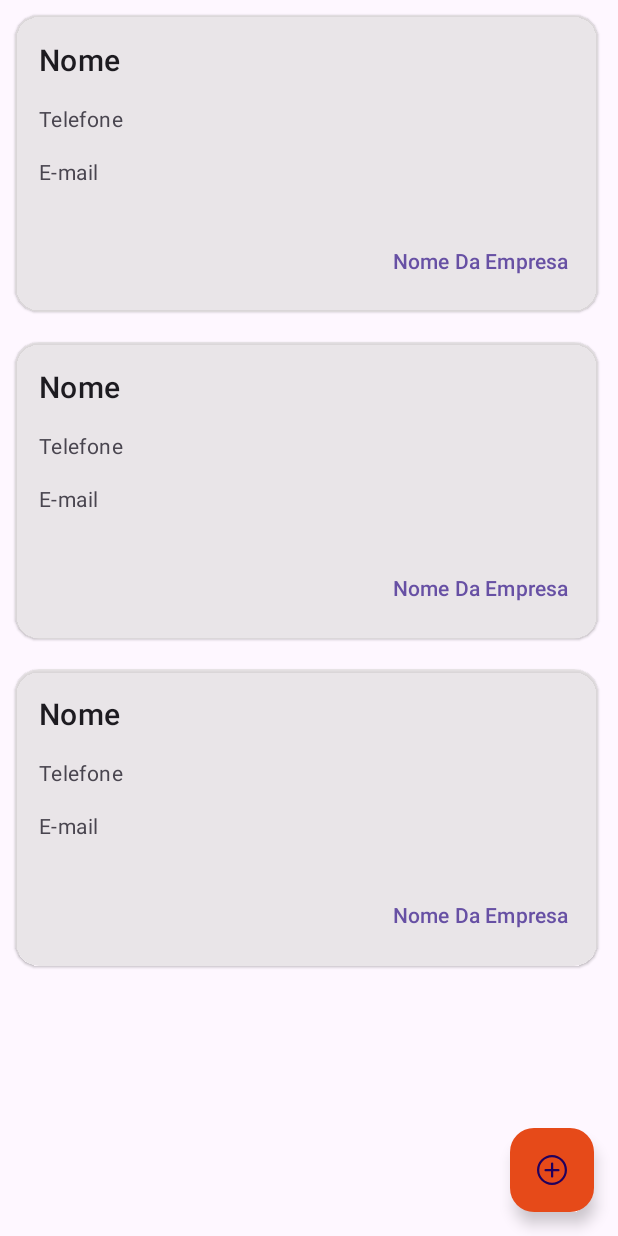
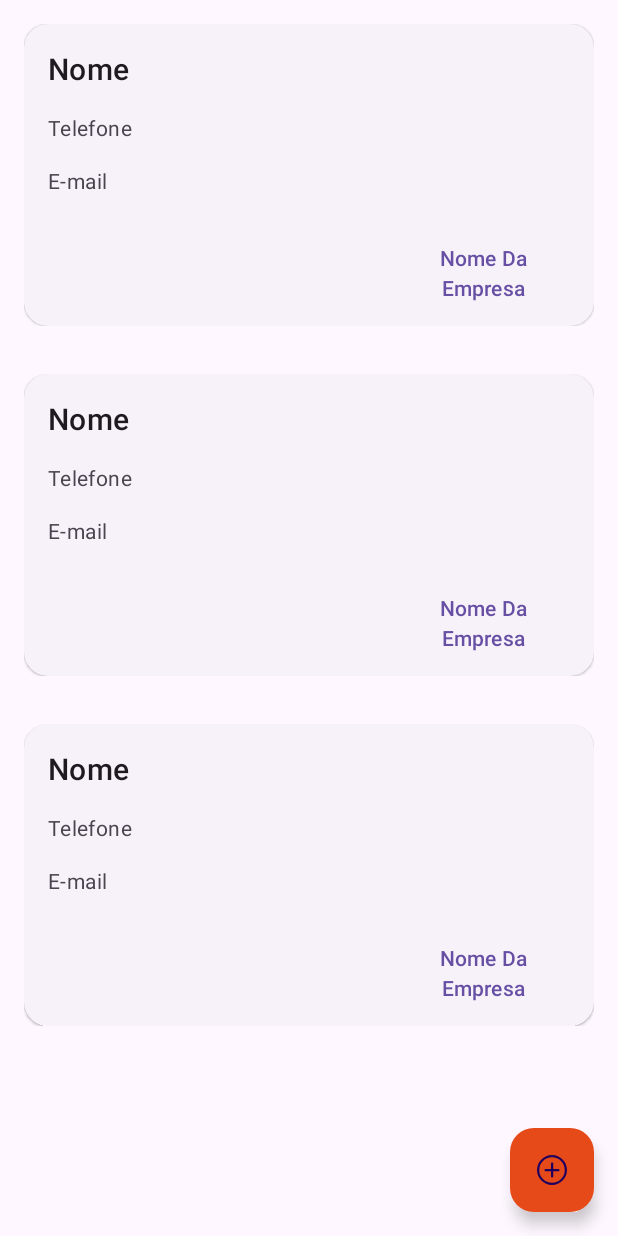
Before and after one commit to JorgeTranin/BusinessCard, an Android app: the layout activity_main.xml on its own in the app's theme, with its tools: preview values and no code run, on a phone screen of 412 x 824 dp. Run offline under Robolectric (Android 15) with nearby library versions, the phone set to English and light mode, and no system bars.

Commit message:
Implementação da documentação do app, configurações finais de persistencia de dados e melhoria nos Layouts

```diff
--- a/app/src/main/java/com/jorgetranin/businesscard/App.kt
+++ b/app/src/main/java/com/jorgetranin/businesscard/App.kt
@@ -5,6 +5,6 @@ import com.jorgetranin.businesscard.data.AppDatabase
 import com.jorgetranin.businesscard.data.CardRepository
 
 class App: Application() {
-    val database by lazy { AppDatabase.getDatabase(this) }
-    val repository by lazy { CardRepository(database.userDao()) }
+    val database by lazy { AppDatabase.getInstance(this) }
+    val repository by lazy { CardRepository(database.cardDao()) }
 }
--- a/app/src/main/java/com/jorgetranin/businesscard/data/Card.kt
+++ b/app/src/main/java/com/jorgetranin/businesscard/data/Card.kt
@@ -5,7 +5,7 @@ import androidx.room.PrimaryKey
 
 @Entity
 data class Card(
-    @PrimaryKey (autoGenerate = true) val id:Int = 0,
+    @PrimaryKey(autoGenerate = true) val id: Int = 0,
     val nome: String,
     val empresa: String,
     val telefone: String,
--- a/app/src/main/java/com/jorgetranin/businesscard/data/CardDao.kt
+++ b/app/src/main/java/com/jorgetranin/businesscard/data/CardDao.kt
@@ -4,6 +4,7 @@ import androidx.lifecycle.LiveData
 import androidx.room.Dao
 import androidx.room.Delete
 import androidx.room.Insert
+import androidx.room.OnConflictStrategy
 import androidx.room.Query
 
 @Dao
@@ -12,10 +13,10 @@ interface CardDao {
     @Query("SELECT * FROM Card")
     fun getAll(): LiveData<List<Card>>
 
-    @Insert
+    @Insert(onConflict = OnConflictStrategy.REPLACE)
     suspend fun insert(card: Card)
 
     @Delete
-    fun delete(user: Card)
+    fun delete(card: Card)
 
 }
--- a/app/src/main/java/com/jorgetranin/businesscard/ui/MainViewModel.kt
+++ b/app/src/main/java/com/jorgetranin/businesscard/ui/MainViewModel.kt
@@ -12,6 +12,7 @@ class MainViewModel(private val cardRepository: CardRepository): ViewModel() {
     fun insert(card: Card){
         cardRepository.insert(card)
     }
+
 
     fun getAll(): LiveData<List<Card>>{
         return cardRepository.getAll()
--- a/app/src/main/res/layout/activity_main.xml
+++ b/app/src/main/res/layout/activity_main.xml
@@ -7,6 +7,7 @@
     tools:context=".ui.MainActivity">
 
     <androidx.recyclerview.widget.RecyclerView
+        android:id="@+id/rv_cards"
         android:layout_width="match_parent"
         android:layout_height="match_parent"
         app:layout_constraintEnd_toEndOf="parent"
--- a/app/src/main/res/layout/item_card.xml
+++ b/app/src/main/res/layout/item_card.xml
@@ -3,21 +3,20 @@
     xmlns:app="http://schemas.android.com/apk/res-auto"
     android:layout_width="match_parent"
     android:layout_height="wrap_content"
-    android:orientation="horizontal">
+    android:layout_margin="16dp"
+    android:orientation="vertical">
 
 
     <com.google.android.material.card.MaterialCardView
-        android:id="@+id/cv_item_news"
+        android:id="@+id/cv_item_card"
         style="@style/Widget.Material3.CardView.Elevated"
-        android:layout_width="wrap_content"
+        android:layout_width="match_parent"
         android:layout_height="wrap_content"
-        android:layout_margin="10dp"
-        app:cardCornerRadius="16dp"
-        android:backgroundTint="#A9DFDDDD"
+        android:clickable="true"
         android:elevation="8dp"
         android:focusable="true"
-        android:clickable="true"
         android:foreground="?android:attr/selectableItemBackground"
+        app:cardCornerRadius="16dp"
         app:layout_constraintEnd_toEndOf="parent"
         app:layout_constraintStart_toStartOf="parent"
         app:layout_constraintTop_toTopOf="parent">
@@ -35,14 +34,14 @@
 
                 <!-- Title, secondary and supporting text -->
                 <TextView
-                    android:id="@+id/tv_title_new"
+                    android:id="@+id/tv_nome"
                     android:layout_width="wrap_content"
                     android:layout_height="wrap_content"
                     android:text="@string/name"
                     android:textAppearance="?attr/textAppearanceHeadline6" />
 
                 <TextView
-                    android:id="@+id/tv_descripition"
+                    android:id="@+id/tv_telefone"
                     android:layout_width="wrap_content"
                     android:layout_height="wrap_content"
                     android:layout_marginTop="16dp"
@@ -51,7 +50,7 @@
                     android:textColor="?android:attr/textColorSecondary" />
 
                 <TextView
-                    android:id="@+id/tv_text_new"
+                    android:id="@+id/tv_email"
                     android:layout_width="wrap_content"
                     android:layout_height="wrap_content"
                     android:layout_marginTop="16dp"
@@ -70,7 +69,7 @@
                 android:orientation="horizontal">
 
                 <TextView
-                    android:id="@+id/btn_open_link"
+                    android:id="@+id/tv_nome_empresa"
                     style="?attr/borderlessButtonStyle"
                     android:layout_width="wrap_content"
                     android:layout_height="wrap_content"
--- a/build.gradle
+++ b/build.gradle
@@ -1,7 +1,7 @@
 // Top-level build file where you can add configuration options common to all sub-projects/modules.
 
 plugins {
-    id 'com.android.application' version '8.0.0' apply false
-    id 'com.android.library' version '8.0.0' apply false
+    id 'com.android.application' version '8.0.1' apply false
+    id 'com.android.library' version '8.0.1' apply false
     id 'org.jetbrains.kotlin.android' version '1.8.0' apply false
 }
```
Also changed, not shown: app/build.gradle (+19 -6 lines), app/src/main/AndroidManifest.xml (+7 -1 lines), app/src/main/java/com/jorgetranin/businesscard/data/AppDatabase.kt (+15 -9 lines), app/src/main/java/com/jorgetranin/businesscard/ui/CadastroCardActivity.kt (+29 -7 lines), app/src/main/java/com/jorgetranin/businesscard/ui/MainActivity.kt (+13 -4 lines), app/src/main/java/com/jorgetranin/businesscard/ui/adapter/CardAdapter.kt (added, +48 -0 lines), 1 other file.
